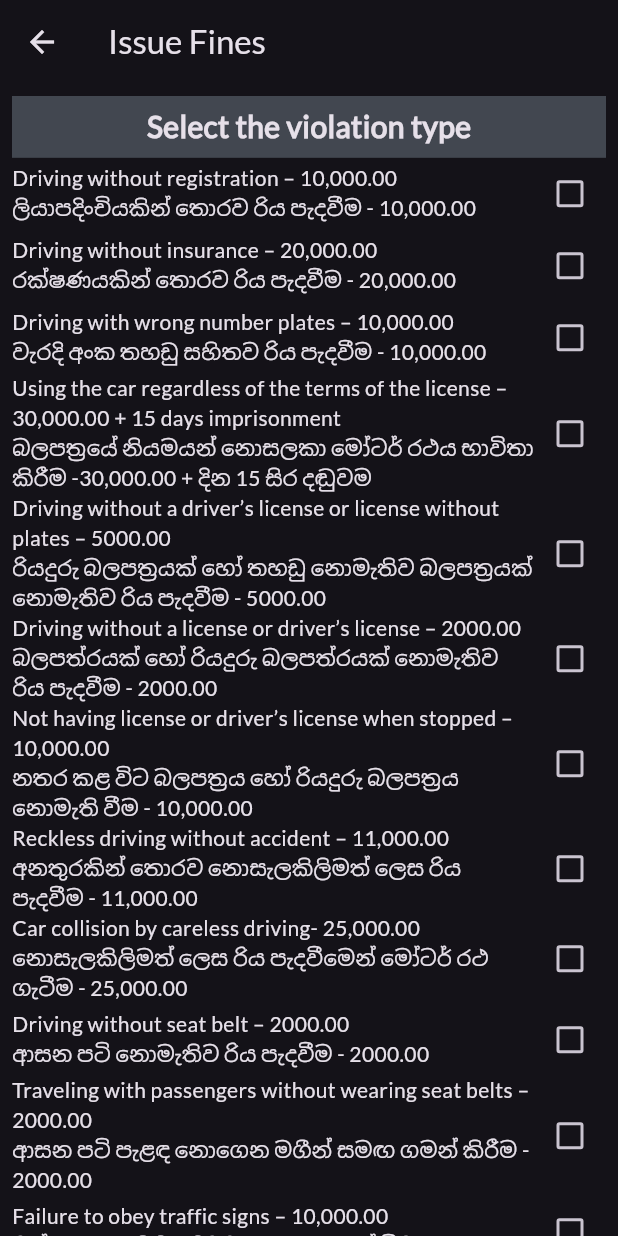
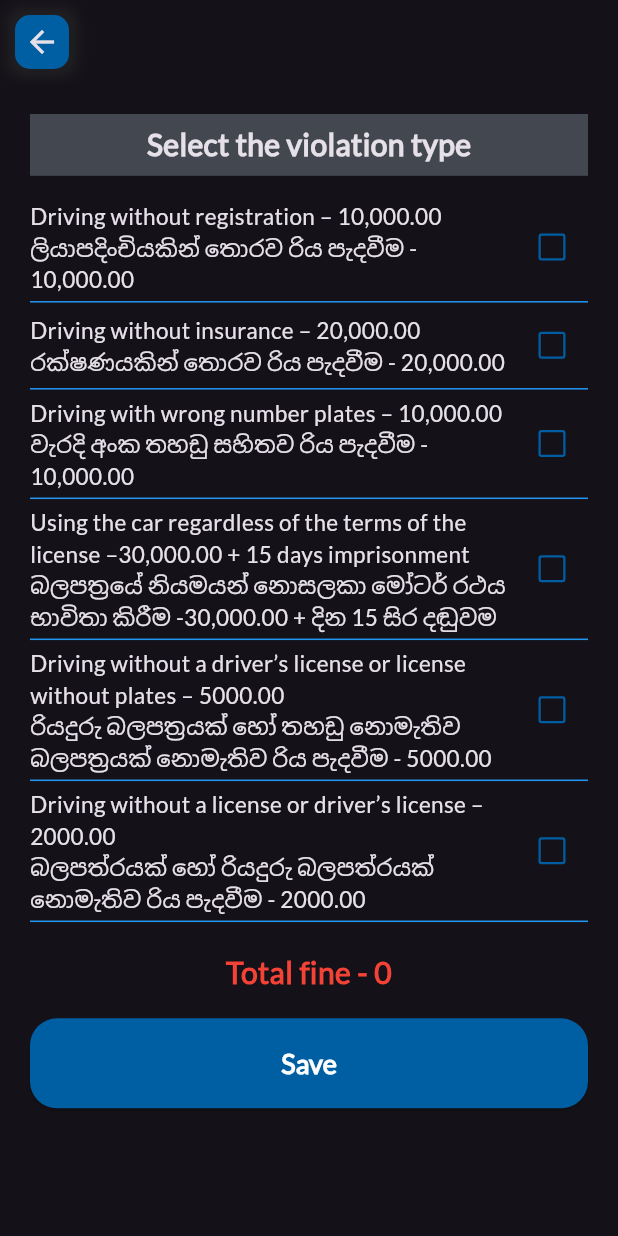
Before and after one commit to ShankaVisal/Smart_Fine_System_new, a Flutter app: the issueFines screen opened directly, on a phone screen of 412 x 824 dp. Run offline on Flutter 3.47's test engine with Material 3 defaults, Android fonts, the phone set to English and light mode, and no system bars; our stand-ins replace firebase_auth, firebase_core, lottie; missing offline and left inert: encrypt, flutter_barcode_scanner, mongo_dart; accounts and stored records are empty.

Commit message:
Issue Fine Page

```diff
--- a/lib/Firebase/Login page.dart
+++ b/lib/Firebase/Login page.dart
@@ -168,7 +168,8 @@ class MainActionButton extends StatelessWidget {
           onTap();
         },
         style: ButtonStyle(
-            backgroundColor: MaterialStateProperty.all<Color>(Colors.blue),
+            backgroundColor:
+                MaterialStateProperty.all<Color>(const Color(0xFF005EA3)),
             shape: MaterialStateProperty.all<RoundedRectangleBorder>(
                 RoundedRectangleBorder(
                     borderRadius: BorderRadius.circular(18.0),
--- a/lib/RevenueLicenseDataBase/displayRevenueLicenseData.dart
+++ b/lib/RevenueLicenseDataBase/displayRevenueLicenseData.dart
@@ -25,7 +25,7 @@ class _DisplayDataState extends State<DisplayData> {
         leading: Container(
           margin: const EdgeInsets.all(10),
           decoration: BoxDecoration(
-            color: Colors.blue,
+            color: const Color(0xFF005EA3),
             borderRadius: BorderRadius.circular(10),
             boxShadow: [
               BoxShadow(
--- a/lib/issueFines.dart
+++ b/lib/issueFines.dart
@@ -1,4 +1,6 @@
 import 'package:flutter/material.dart';
+import 'package:untitled27/Firebase/Login%20page.dart';
+
 class issueFines extends StatefulWidget {
   @override
   State<issueFines> createState() => _issueFinesState();
@@ -32,22 +34,35 @@ class _issueFinesState extends State<issueFines> {
 
   @override
   Widget build(BuildContext context) {
-    screenWidth = MediaQuery
-        .of(context)
-        .size
-        .width;
-    screenHeight = MediaQuery
-        .of(context)
-        .size
-        .height;
+    screenWidth = MediaQuery.of(context).size.width;
+    screenHeight = MediaQuery.of(context).size.height;
 
     return Scaffold(
       appBar: AppBar(
-        title: const Text('Issue Fines'),
+        leading: Container(
+          margin: const EdgeInsets.all(10),
+          decoration: BoxDecoration(
+            color: const Color(0xFF005EA3),
+            borderRadius: BorderRadius.circular(10),
+            boxShadow: [
+              BoxShadow(
+                color: const Color.fromARGB(255, 44, 44, 44).withOpacity(0.5),
+                spreadRadius: 5,
+                blurRadius: 7,
+                // changes position of shadow
               ),
-      body: SingleChildScrollView(
-        child: Padding(
-          padding: const EdgeInsets.all(8),
+            ],
+          ),
+          child: GestureDetector(
+            child: const Icon(Icons.arrow_back),
+            onTap: () {
+              Navigator.pop(context);
+            },
+          ),
+        ),
+      ),
+      body: Padding(
+        padding: const EdgeInsets.all(20),
         child: Center(
           child: Column(
             children: [
@@ -60,11 +75,18 @@ class _issueFinesState extends State<issueFines> {
                 child: const Center(
                   child: Text(
                     'Select the violation type',
-                      style: TextStyle(
-                          fontSize: 20, fontWeight: FontWeight.w600),
+                    style: TextStyle(fontSize: 20, fontWeight: FontWeight.w600),
                   ),
                 ),
               ),
+              const SizedBox(
+                height: 16,
+              ),
+              SizedBox(
+                height: screenHeight / 1.7,
+                child: SingleChildScrollView(
+                  child: Column(
+                    children: [
                       _checkboxRow(
                           "Driving without registration – 10,000.00\nලියාපදිංචියකින් තොරව රිය පැදවීම - 10,000.00",
                           isChecked1, (value) {
@@ -73,6 +95,10 @@ class _issueFinesState extends State<issueFines> {
                           updateFineAmount(isChecked1!, 10000);
                         });
                       }),
+                      const Divider(
+                        height: 10,
+                        color: Colors.blue,
+                      ),
                       _checkboxRow(
                           "Driving without insurance – 20,000.00\nරක්ෂණයකින් තොරව රිය පැදවීම - 20,000.00",
                           isChecked2, (value) {
@@ -81,6 +107,10 @@ class _issueFinesState extends State<issueFines> {
                           updateFineAmount(isChecked2!, 20000);
                         });
                       }),
+                      const Divider(
+                        height: 10,
+                        color: Colors.blue,
+                      ),
                       _checkboxRow(
                           "Driving with wrong number plates – 10,000.00\nවැරදි අංක තහඩු සහිතව රිය පැදවීම - 10,000.00",
                           isChecked3, (value) {
@@ -89,6 +119,10 @@ class _issueFinesState extends State<issueFines> {
                           updateFineAmount(isChecked3!, 10000);
                         });
                       }),
+                      const Divider(
+                        height: 10,
+                        color: Colors.blue,
+                      ),
                       _checkboxRow(
                           "Using the car regardless of the terms of the license –30,000.00 + 15 days imprisonment\nබලපත්‍රයේ නියමයන් නොසලකා මෝටර් රථය භාවිතා කිරීම -30,000.00 + දින 15 සිර දඬුවම",
                           isChecked4, (value) {
@@ -97,6 +131,10 @@ class _issueFinesState extends State<issueFines> {
                           updateFineAmount(isChecked4!, 30000);
                         });
                       }),
+                      const Divider(
+                        height: 10,
+                        color: Colors.blue,
+                      ),
                       _checkboxRow(
                           "Driving without a driver’s license or license without plates – 5000.00\nරියදුරු බලපත්‍රයක් හෝ තහඩු නොමැතිව බලපත්‍රයක් නොමැතිව රිය පැදවීම - 5000.00",
                           isChecked5, (value) {
@@ -105,6 +143,10 @@ class _issueFinesState extends State<issueFines> {
                           updateFineAmount(isChecked5!, 5000);
                         });
                       }),
+                      const Divider(
+                        height: 10,
+                        color: Colors.blue,
+                      ),
                       _checkboxRow(
                           "Driving without a license or driver’s license – 2000.00\nබලපත්රයක් හෝ රියදුරු බලපත්රයක් නොමැතිව රිය පැදවීම - 2000.00",
                           isChecked6, (value) {
@@ -113,6 +155,10 @@ class _issueFinesState extends State<issueFines> {
                           updateFineAmount(isChecked6!, 2000);
                         });
                       }),
+                      const Divider(
+                        height: 10,
+                        color: Colors.blue,
+                      ),
                       _checkboxRow(
                           "Not having license or driver’s license when stopped – 10,000.00\nනතර කළ විට බලපත්‍රය හෝ රියදුරු බලපත්‍රය නොමැති වීම - 10,000.00",
                           isChecked7, (value) {
@@ -121,6 +167,10 @@ class _issueFinesState extends State<issueFines> {
                           updateFineAmount(isChecked7!, 10000);
                         });
                       }),
+                      const Divider(
+                        height: 10,
+                        color: Colors.blue,
+                      ),
                       _checkboxRow(
                           "Reckless driving without accident – 11,000.00\nඅනතුරකින් තොරව නොසැලකිලිමත් ලෙස රිය පැදවීම - 11,000.00",
                           isChecked8, (value) {
@@ -129,6 +179,10 @@ class _issueFinesState extends State<issueFines> {
                           updateFineAmount(isChecked8!, 11000);
                         });
                       }),
+                      const Divider(
+                        height: 10,
+                        color: Colors.blue,
+                      ),
                       _checkboxRow(
                           "Car collision by careless driving- 25,000.00\nනොසැලකිලිමත් ලෙස රිය පැදවීමෙන් මෝටර් රථ ගැටීම - 25,000.00",
                           isChecked9, (value) {
@@ -137,6 +191,10 @@ class _issueFinesState extends State<issueFines> {
                           updateFineAmount(isChecked9!, 25000);
                         });
                       }),
+                      const Divider(
+                        height: 10,
+                        color: Colors.blue,
+                      ),
                       _checkboxRow(
                           "Driving without seat belt – 2000.00\nආසන පටි නොමැතිව රිය පැදවීම - 2000.00",
                           isChecked10, (value) {
@@ -145,6 +203,10 @@ class _issueFinesState extends State<issueFines> {
                           updateFineAmount(isChecked10!, 2000);
                         });
                       }),
+                      const Divider(
+                        height: 10,
+                        color: Colors.blue,
+                      ),
                       _checkboxRow(
                           "Traveling with passengers without wearing seat belts – 2000.00\nආසන පටි පැළඳ නොගෙන මගීන් සමඟ ගමන් කිරීම - 2000.00",
                           isChecked11, (value) {
@@ -153,6 +215,10 @@ class _issueFinesState extends State<issueFines> {
                           updateFineAmount(isChecked11!, 2000);
                         });
                       }),
+                      const Divider(
+                        height: 10,
+                        color: Colors.blue,
+                      ),
                       _checkboxRow(
                           "Failure to obey traffic signs – 10,000.00\nමාර්ග සංඥා පිළිපැදීමට අපොහොසත් වීම - 10,000.00",
                           isChecked12, (value) {
@@ -161,6 +227,10 @@ class _issueFinesState extends State<issueFines> {
                           updateFineAmount(isChecked12!, 10000);
                         });
                       }),
+                      const Divider(
+                        height: 10,
+                        color: Colors.blue,
+                      ),
                       _checkboxRow(
                           "Failure to drive to the left when overtaking a vehicle – 5,000.00\nවාහනයක් අභිබවා යාමේදී වමට ධාවනය නොකිරීම - 5,000.00",
                           isChecked13, (value) {
@@ -169,6 +239,10 @@ class _issueFinesState extends State<issueFines> {
                           updateFineAmount(isChecked13!, 5000);
                         });
                       }),
+                      const Divider(
+                        height: 10,
+                        color: Colors.blue,
+                      ),
                       _checkboxRow(
                           "Overtaking on the left – 5,000.00\nවම් පසින් අභිබවා යාම - 5,000.00",
                           isChecked14, (value) {
@@ -177,6 +251,10 @@ class _issueFinesState extends State<issueFines> {
                           updateFineAmount(isChecked14!, 5000);
                         });
                       }),
+                      const Divider(
+                        height: 10,
+                        color: Colors.blue,
+                      ),
                       _checkboxRow(
                           "Not allowing other overtaking vehicles to pass – 5,000.00\nවෙනත් අභිබවා යන වාහන පසුකර යාමට ඉඩ නොදීම - 5,000.00",
                           isChecked15, (value) {
@@ -185,6 +263,10 @@ class _issueFinesState extends State<issueFines> {
                           updateFineAmount(isChecked15!, 5000);
                         });
                       }),
+                      const Divider(
+                        height: 10,
+                        color: Colors.blue,
+                      ),
                       _checkboxRow(
                           "Driving from the station obstructing the road- 4,000.00\nමාර්ගයට බාධා වන පරිදි දුම්රිය ස්ථානයෙන් රිය පැදවීම - 4,000.00",
                           isChecked16, (value) {
@@ -193,6 +275,10 @@ class _issueFinesState extends State<issueFines> {
                           updateFineAmount(isChecked16!, 4000);
                         });
                       }),
+                      const Divider(
+                        height: 10,
+                        color: Colors.blue,
+                      ),
                       _checkboxRow(
                           "Overtaking where the road is not visible – 9,000.00\nමාර්ගය නොපෙනෙන තැන අභිබවා යාම - 9,000.00",
                           isChecked17, (value) {
@@ -201,6 +287,10 @@ class _issueFinesState extends State<issueFines> {
                           updateFineAmount(isChecked17!, 9000);
                         });
                       }),
+                      const Divider(
+                        height: 10,
+                        color: Colors.blue,
+                      ),
                       _checkboxRow(
                           "Driving back more than two vehicle lengths to turn – 3,000.00\nහැරවීමට වාහන දිග දෙකකට වඩා පසුපසට ධාවනය කිරීම - 3,000.00",
                           isChecked18, (value) {
@@ -209,6 +299,10 @@ class _issueFinesState extends State<issueFines> {
                           updateFineAmount(isChecked18!, 3000);
                         });
                       }),
+                      const Divider(
+                        height: 10,
+                        color: Colors.blue,
+                      ),
                       _checkboxRow(
                           "Obstructing the free passage of the vehicle – 5,000.00\nවාහනයේ නිදහස් ගමනට බාධා කිරීම - 5,000.00",
                           isChecked19, (value) {
@@ -217,6 +311,10 @@ class _issueFinesState extends State<issueFines> {
                           updateFineAmount(isChecked19!, 5000);
                         });
                       }),
+                      const Divider(
+                        height: 10,
+                        color: Colors.blue,
+                      ),
                       _checkboxRow(
                           "Using mobile phone or other electronic device while driving – 10,000.00\nරිය පැදවීමේදී ජංගම දුරකථනය හෝ වෙනත් ඉලෙක්ට්‍රොනික උපකරණයක් භාවිතා කිරීම - 10,000.00",
                           isChecked20, (value) {
@@ -225,6 +323,10 @@ class _issueFinesState extends State<issueFines> {
                           updateFineAmount(isChecked20!, 10000);
                         });
                       }),
+                      const Divider(
+                        height: 10,
+                        color: Colors.blue,
+                      ),
                       _checkboxRow(
                           "Keeping an electronic device between the driver – 10,000.00ර\nියදුරු අතර ඉලෙක්ට්රොනික උපාංගයක් තබා ගැනීම - 10,000.00",
                           isChecked21, (value) {
@@ -233,60 +335,66 @@ class _issueFinesState extends State<issueFines> {
                           updateFineAmount(isChecked21!, 10000);
                         });
                       }),
-
-                ElevatedButton(
-                  onPressed: () {
-                    // if (isChecked1 == true) total = total + 10000;
-                    // if (isChecked2 == true) total = total + 20000;
-                    // if (isChecked3 == true) total = total + 10000;
-                    // if (isChecked4 == true) total = total + 30000;
-                    // if (isChecked5 == true) total = total + 5000;
-                    // if (isChecked6 == true) total = total + 2000;
-                    // if (isChecked7 == true) total = total + 10000;
-                    // if (isChecked8 == true) total = total + 11000;
-                    // if (isChecked9 == true) total = total + 25000;
-                    // if (isChecked10 == true) total = total + 2000;
-                    // if (isChecked11 == true) total = total + 2000;
-                    // if (isChecked12 == true) total = total + 10000;
-                    // if (isChecked13 == true) total = total + 5000;
-                    // if (isChecked14 == true) total = total + 5000;
-                    // if (isChecked15 == true) total = total + 5000;
-                    // if (isChecked16 == true) total = total + 4000;
-                    // if (isChecked17 == true) total = total + 9000;
-                    // if (isChecked18 == true) total = total + 3000;
-                    // if (isChecked19 == true) total = total + 5000;
-                    // if (isChecked20 == true) total = total + 10000;
-                    // if (isChecked21 == true) total = total + 10000;
-                    // setState(() {});
-                  },
-                  child: Text('Total fine $total'),
+                      const Divider(
+                        height: 10,
+                        color: Colors.blue,
                       ),
                     ],
                   ),
+                ),
+              ),
+              const SizedBox(
+                height: 16,
+              ),
+              SizedBox(
+                width: double.infinity,
+                child: Text(
+                  'Total fine - $total',
+                  textAlign: TextAlign.center,
+                  style: const TextStyle(
+                      color: Colors.red,
+                      fontSize: 20,
+                      fontWeight: FontWeight.w900),
+                ),
+              ),
+              const SizedBox(
+                height: 16,
+              ),
+              MainActionButton(text: "Save", onTap: () {})
+            ],
           ),
         ),
       ),
     );
   }
 
-  Widget _checkboxRow(String text, bool? isChecked,
-      void Function(bool?) onChanged) {
+  Widget _checkboxRow(
+      String text, bool? isChecked, void Function(bool?) onChanged) {
     return Row(
       crossAxisAlignment: CrossAxisAlignment.center,
       mainAxisAlignment: MainAxisAlignment.spaceBetween,
       children: [
         Expanded(
-          child: Text(text),
+          child: Text(
+            text,
+            style: const TextStyle(fontSize: 15),
+          ),
         ),
         Checkbox(
           // tristate: true,
           value: isChecked,
           onChanged: onChanged,
+          activeColor: const Color(0xFF005EA3),
+          side: const BorderSide(
+            // ======> CHANGE THE BORDER COLOR HERE <======
+            color: Color(0xFF005EA3),
+            // Give your checkbox border a custom width
+            width: 1.5,
+          ),
         ),
       ],
     );
   }
-
 
   void updateFineAmount(bool isChecked, int amount) {
     if (isChecked == true) {
```
Lines whose indentation alone changed are shown as unchanged.
